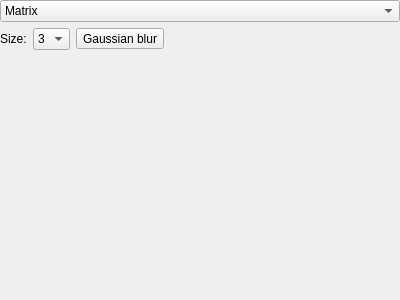
Qt form filterwidget.ui (radek-dab/gkproj) before a commit.
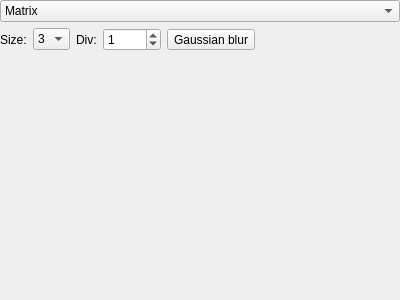
The same form after that commit.

Commit message: Extend matrix filter by divisor

Patch:
```diff
--- a/filterwidget.ui
+++ b/filterwidget.ui
@@ -106,6 +106,26 @@
            </item>
           </widget>
          </item>
+         <item>
+          <widget class="QLabel" name="divisorLabel">
+           <property name="text">
+            <string>Div:</string>
+           </property>
+          </widget>
+         </item>
+         <item>
+          <widget class="QSpinBox" name="divisorSpinBox">
+           <property name="minimum">
+            <number>-9999</number>
+           </property>
+           <property name="maximum">
+            <number>9999</number>
+           </property>
+           <property name="value">
+            <number>1</number>
+           </property>
+          </widget>
+         </item>
          <item>
           <widget class="QToolButton" name="blurButton">
            <property name="text">
@@ -120,8 +140,8 @@
            </property>
            <property name="sizeHint" stdset="0">
             <size>
-             <width>40</width>
-             <height>20</height>
+             <width>0</width>
+             <height>0</height>
             </size>
            </property>
           </spacer>
@@ -133,6 +153,12 @@
          <property name="orientation">
           <enum>Qt::Vertical</enum>
          </property>
+         <property name="sizeHint" stdset="0">
+          <size>
+           <width>0</width>
+           <height>0</height>
+          </size>
+         </property>
         </spacer>
        </item>
        <item>
@@ -142,6 +168,12 @@
            <property name="orientation">
             <enum>Qt::Horizontal</enum>
            </property>
+           <property name="sizeHint" stdset="0">
+            <size>
+             <width>0</width>
+             <height>0</height>
+            </size>
+           </property>
           </spacer>
          </item>
          <item>
@@ -166,6 +198,12 @@
            <property name="orientation">
             <enum>Qt::Horizontal</enum>
            </property>
+           <property name="sizeHint" stdset="0">
+            <size>
+             <width>0</width>
+             <height>0</height>
+            </size>
+           </property>
           </spacer>
          </item>
         </layout>
@@ -175,6 +213,12 @@
          <property name="orientation">
           <enum>Qt::Vertical</enum>
          </property>
+         <property name="sizeHint" stdset="0">
+          <size>
+           <width>0</width>
+           <height>0</height>
+          </size>
+         </property>
         </spacer>
        </item>
       </layout>
```
Left out of the diff: 16 changed lines with no effect on the pictures. The commit also changes 3 other files.
